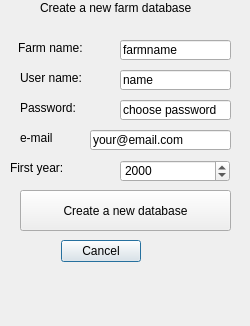
Qt form widgets/create_farm_popup_base.ui (axelande/geodatafarm3) before a commit.
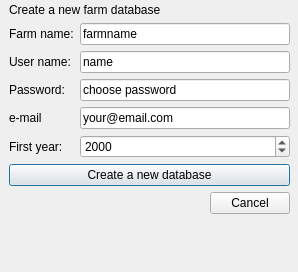
The same form after that commit.

Commit message: Added "Layouts"  to the ui files and minor changes in files adding qt elements to the interfaces.

```diff
--- a/widgets/create_farm_popup_base.ui
+++ b/widgets/create_farm_popup_base.ui
@@ -6,190 +6,124 @@
    <rect>
     <x>0</x>
     <y>0</y>
-    <width>250</width>
-    <height>326</height>
+    <width>298</width>
+    <height>272</height>
    </rect>
   </property>
   <property name="windowTitle">
    <string>Create farm</string>
   </property>
-  <widget class="QDialogButtonBox" name="button_box">
+  <widget class="QWidget" name="formLayoutWidget">
    <property name="geometry">
     <rect>
-     <x>60</x>
-     <y>240</y>
-     <width>81</width>
-     <height>23</height>
+     <x>9</x>
+     <y>3</y>
+     <width>281</width>
+     <height>261</height>
     </rect>
    </property>
-   <property name="orientation">
-    <enum>Qt::Horizontal</enum>
-   </property>
-   <property name="standardButtons">
-    <set>QDialogButtonBox::Cancel</set>
-   </property>
-   <property name="centerButtons">
-    <bool>false</bool>
-   </property>
-  </widget>
-  <widget class="QPushButton" name="PBCreateDatabase">
-   <property name="enabled">
-    <bool>true</bool>
-   </property>
-   <property name="geometry">
-    <rect>
-     <x>20</x>
-     <y>190</y>
-     <width>211</width>
-     <height>41</height>
-    </rect>
-   </property>
-   <property name="text">
-    <string>Create a new database</string>
-   </property>
-  </widget>
-  <widget class="QLineEdit" name="farm_name">
-   <property name="geometry">
-    <rect>
-     <x>120</x>
-     <y>40</y>
-     <width>111</width>
-     <height>20</height>
-    </rect>
-   </property>
-   <property name="text">
-    <string>farmname</string>
-   </property>
-  </widget>
+   <layout class="QFormLayout" name="formLayout">
+    <item row="1" column="0">
   <widget class="QLabel" name="label_8">
-   <property name="geometry">
-    <rect>
-     <x>18</x>
-     <y>40</y>
-     <width>111</width>
-     <height>16</height>
-    </rect>
-   </property>
    <property name="text">
     <string>Farm name:</string>
    </property>
   </widget>
+    </item>
+    <item row="1" column="1">
+     <widget class="QLineEdit" name="farm_name">
+      <property name="text">
+       <string>farmname</string>
+      </property>
+     </widget>
+    </item>
+    <item row="0" column="0" colspan="2">
+     <widget class="QLabel" name="label_9">
+      <property name="text">
+       <string>Create a new farm database</string>
+      </property>
+     </widget>
+    </item>
+    <item row="2" column="0">
   <widget class="QLabel" name="label_10">
-   <property name="geometry">
-    <rect>
-     <x>20</x>
-     <y>70</y>
-     <width>121</width>
-     <height>16</height>
-    </rect>
-   </property>
    <property name="text">
     <string>User name:</string>
    </property>
   </widget>
+    </item>
+    <item row="2" column="1">
   <widget class="QLineEdit" name="user_name">
-   <property name="geometry">
-    <rect>
-     <x>120</x>
-     <y>70</y>
-     <width>111</width>
-     <height>20</height>
-    </rect>
-   </property>
    <property name="text">
     <string>name</string>
    </property>
   </widget>
-  <widget class="QLineEdit" name="pass_word">
-   <property name="geometry">
-    <rect>
-     <x>120</x>
-     <y>100</y>
-     <width>111</width>
-     <height>20</height>
-    </rect>
-   </property>
-   <property name="text">
-    <string>choose password</string>
-   </property>
-  </widget>
+    </item>
+    <item row="3" column="0">
   <widget class="QLabel" name="label_12">
-   <property name="geometry">
-    <rect>
-     <x>20</x>
-     <y>100</y>
-     <width>121</width>
-     <height>16</height>
-    </rect>
-   </property>
    <property name="text">
     <string>Password:</string>
    </property>
   </widget>
-  <widget class="QLineEdit" name="email_field">
-   <property name="geometry">
-    <rect>
-     <x>90</x>
-     <y>130</y>
-     <width>141</width>
-     <height>20</height>
-    </rect>
-   </property>
+    </item>
+    <item row="3" column="1">
+     <widget class="QLineEdit" name="pass_word">
    <property name="text">
-    <string>your@email.com</string>
-   </property>
-  </widget>
+       <string>choose password</string>
+      </property>
+     </widget>
+    </item>
+    <item row="4" column="0">
   <widget class="QLabel" name="label_13">
-   <property name="geometry">
-    <rect>
-     <x>20</x>
-     <y>130</y>
-     <width>121</width>
-     <height>16</height>
-    </rect>
-   </property>
    <property name="text">
     <string>e-mail</string>
    </property>
   </widget>
+    </item>
+    <item row="4" column="1">
+     <widget class="QLineEdit" name="email_field">
+      <property name="text">
+       <string>your@email.com</string>
+      </property>
+     </widget>
+    </item>
+    <item row="5" column="0">
   <widget class="QLabel" name="label_14">
-   <property name="geometry">
-    <rect>
-     <x>10</x>
-     <y>160</y>
-     <width>71</width>
-     <height>16</height>
-    </rect>
-   </property>
    <property name="text">
     <string>First year:</string>
    </property>
   </widget>
-  <widget class="QLabel" name="label_9">
-   <property name="geometry">
-    <rect>
-     <x>40</x>
-     <y>0</y>
-     <width>191</width>
-     <height>16</height>
-    </rect>
-   </property>
-   <property name="text">
-    <string>Create a new farm database</string>
-   </property>
-  </widget>
+    </item>
+    <item row="5" column="1">
   <widget class="QDateEdit" name="DEFirstYear">
-   <property name="geometry">
-    <rect>
-     <x>120</x>
-     <y>160</y>
-     <width>110</width>
-     <height>22</height>
-    </rect>
-   </property>
    <property name="displayFormat">
     <string>yyyy</string>
    </property>
+     </widget>
+    </item>
+    <item row="6" column="0" colspan="2">
+     <widget class="QPushButton" name="PBCreateDatabase">
+      <property name="enabled">
+       <bool>true</bool>
+      </property>
+      <property name="text">
+       <string>Create a new database</string>
+      </property>
+     </widget>
+    </item>
+    <item row="7" column="1">
+     <widget class="QDialogButtonBox" name="button_box">
+      <property name="orientation">
+       <enum>Qt::Horizontal</enum>
+      </property>
+      <property name="standardButtons">
+       <set>QDialogButtonBox::Cancel</set>
+      </property>
+      <property name="centerButtons">
+       <bool>false</bool>
+      </property>
+     </widget>
+    </item>
+   </layout>
   </widget>
  </widget>
  <resources/>
```
Lines whose indentation alone changed are shown as unchanged. The commit also changes 14 other files.
